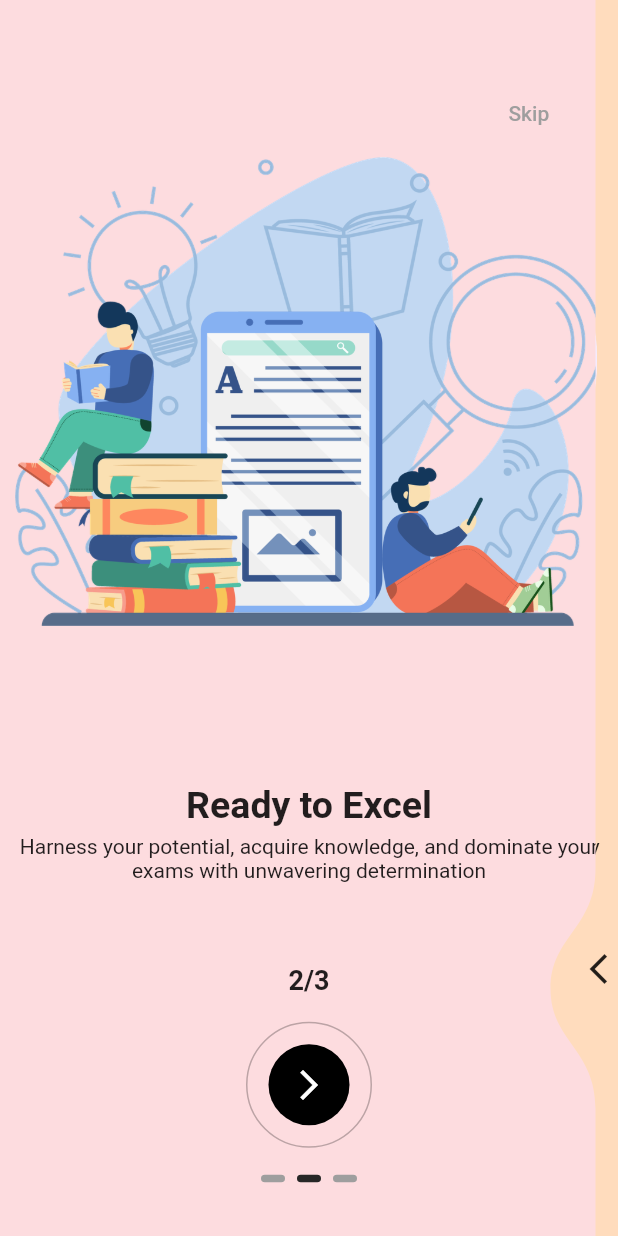
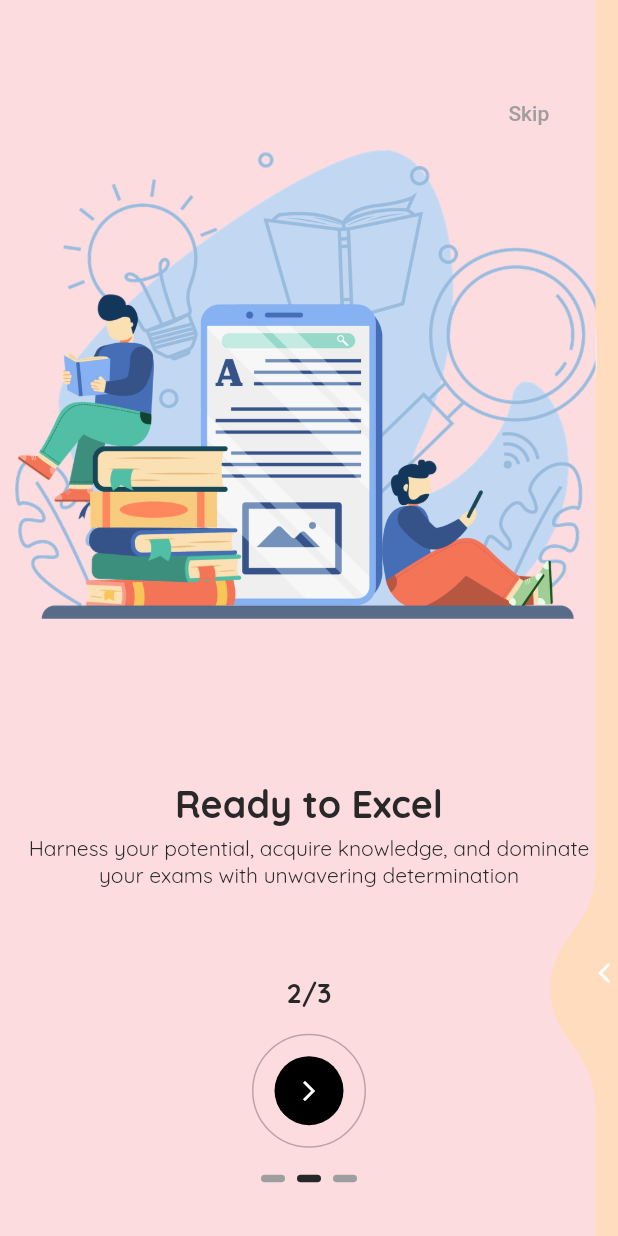
Before and after one commit to Deonorla/CBT_MOBILE_APPLICATION, a Flutter app: the screen it shows after launch, after a tap on the "arrow forward ios" icon, on a phone screen of 412 x 824 dp. Run offline on Flutter 3.47's test engine with Material 2 defaults, Android fonts, the phone set to English and light mode, and no system bars; drawn by our look-alikes of liquid_swipe, smooth_page_indicator; our stand-ins replace cloud_firestore, firebase_core, get, google_fonts; accounts and stored records are empty.

Commit message:
[Added initial binding using GetX]

```diff
--- /dev/null
+++ b/lib/bindings/initial_bindings.dart
@@ -0,0 +1,9 @@
+import 'package:cbt_mobile_application/controllers/theme_controller.dart';
+import 'package:get/get.dart';
+
+class InitialBindings implements Bindings {
+  @override
+  void dependencies() {
+    Get.put(ThemeController());
+  }
+}
--- a/lib/configs/themes/app_dark_theme.dart
+++ b/lib/configs/themes/app_dark_theme.dart
@@ -1,5 +1,16 @@
+import 'package:cbt_mobile_application/configs/themes/sub_theme_data_mixin.dart';
 import 'package:flutter/material.dart';
 
 const Color primaryDarkColorDark = Color(0xFF2e3c62);
+const Color primaryColorDark = Color(0xFF99ace1);
+const Color mainTextColorDark = Colors.white;
 
-const Color primaryColorDark = Color(0xFF99ace1);
+class DarkTheme with SubThemeData {
+  ThemeData buildDarkTheme() {
+    final ThemeData systemDarkTheme = ThemeData.dark();
+    return systemDarkTheme.copyWith(
+        iconTheme: getIconTheme(),
+        textTheme: getTextThemes().apply(
+            bodyColor: mainTextColorDark, displayColor: mainTextColorDark));
+  }
+}
--- a/lib/configs/themes/app_light_theme.dart
+++ b/lib/configs/themes/app_light_theme.dart
@@ -1,4 +1,16 @@
+import 'package:cbt_mobile_application/configs/themes/sub_theme_data_mixin.dart';
 import 'package:flutter/material.dart';
 
 const Color primaryColorLight = Color(0xFFf85187);
 const Color primaryLightColorLight = Color(0xFF3ac3cb);
+const Color mainTextColorLight = Color.fromARGB(255, 40, 40, 40);
+
+class LightTheme with SubThemeData {
+  buildLightTheme() {
+    final ThemeData systemLightTheme = ThemeData.light();
+    return systemLightTheme.copyWith(
+        iconTheme: getIconTheme(),
+        textTheme: getTextThemes().apply(
+            bodyColor: mainTextColorLight, displayColor: mainTextColorLight));
+  }
+}
--- a/lib/controllers/question_paper/splash_screen_controller/onBoardingController.dart
+++ b/lib/controllers/question_paper/splash_screen_controller/onBoardingController.dart
@@ -48,7 +48,6 @@ class OnBoardingController extends GetxController {
 
   animateToNextSlide() {
     int nextPage = controller.currentPage + 1;
-
     controller.animateToPage(page: nextPage);
   }
 
--- /dev/null
+++ b/lib/controllers/theme_controller.dart
@@ -0,0 +1,25 @@
+import 'package:cbt_mobile_application/configs/themes/app_dark_theme.dart';
+import 'package:cbt_mobile_application/configs/themes/app_light_theme.dart';
+import 'package:flutter/material.dart';
+import 'package:get/get.dart';
+
+class ThemeController extends GetxController {
+  late ThemeData _darkTheme;
+  late ThemeData _lightTheme;
+
+  @override
+  // This method is called when the app is in memory even before the user sees anything in the app
+  // so we are overriding the function
+  void onInit() {
+    initializeThemeData();
+    super.onInit();
+  }
+
+  initializeThemeData() {
+    _darkTheme = DarkTheme().buildDarkTheme();
+    _lightTheme = LightTheme().buildLightTheme();
+  }
+
+  ThemeData get darkTheme => _darkTheme;
+  ThemeData get lightTheme => _lightTheme;
+}
--- a/lib/main.dart
+++ b/lib/main.dart
@@ -1,3 +1,5 @@
+import 'package:cbt_mobile_application/bindings/initial_bindings.dart';
+import 'package:cbt_mobile_application/configs/themes/app_light_theme.dart';
 import 'package:cbt_mobile_application/data_uploader_screen.dart';
 import 'package:cbt_mobile_application/screens/splash/splash_screen.dart';
 import 'package:cbt_mobile_application/screens/welcome_screen/welcome_screen.dart';
@@ -5,9 +7,12 @@ import 'package:firebase_core/firebase_core.dart';
 import 'package:flutter/material.dart';
 import 'package:get/get.dart';
 // Import the generated file
+import 'controllers/theme_controller.dart';
 import 'firebase_options.dart';
 
 void main() {
+  WidgetsFlutterBinding.ensureInitialized();
+  InitialBindings().dependencies();
   runApp(const MyApp());
 }
 
@@ -17,6 +22,7 @@ class MyApp extends StatelessWidget {
   Widget build(BuildContext context) {
     return GetMaterialApp(
       debugShowCheckedModeBanner: false,
+      theme: Get.find<ThemeController>().lightTheme,
       home: WelcomeScreen(),
     );
   }
--- a/lib/screens/splash/on_boarding_page.dart
+++ b/lib/screens/splash/on_boarding_page.dart
@@ -23,12 +23,14 @@ class OnBoardingPage extends StatelessWidget {
             image: AssetImage(model.image),
             height: size.height * 0.5,
           ),
-          Column(
+          Padding(
+            padding: const EdgeInsets.all(8.0),
+            child: Column(
               children: [
                 Text(
                   model.title,
-                style:
-                    const TextStyle(fontSize: 25, fontWeight: FontWeight.w700),
+                  style: const TextStyle(
+                      fontSize: 25, fontWeight: FontWeight.w700),
                 ),
                 const SizedBox(height: 5),
                 Text(
@@ -36,6 +38,7 @@ class OnBoardingPage extends StatelessWidget {
                   textAlign: TextAlign.center,
                 ),
               ],
+            ),
           ),
           Text(
             model.counterText,
--- a/lib/screens/splash/splash_screen.dart
+++ b/lib/screens/splash/splash_screen.dart
@@ -57,7 +57,7 @@ class SplashScreen extends StatelessWidget {
                       child: const Text(
                         "Get Started",
                         style: TextStyle(
-                            fontSize: 15, fontWeight: FontWeight.w500),
+                            fontSize: 15, fontWeight: FontWeight.w700),
                       ),
                     )),
         ),
```
Also changed, not shown: 1 other file. Lines whose indentation alone changed are shown as unchanged.
